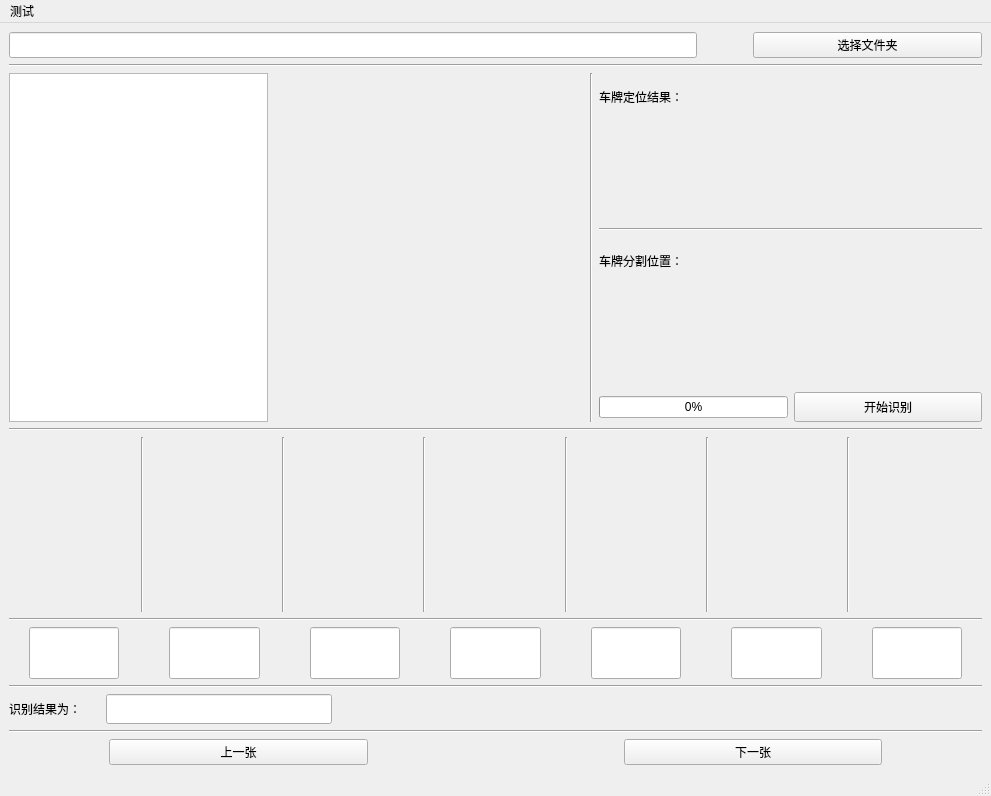
First picture: the form in src/ui/my_ui_mainwindow.ui, repository xmujin/CLP-Recognition, before the edit.
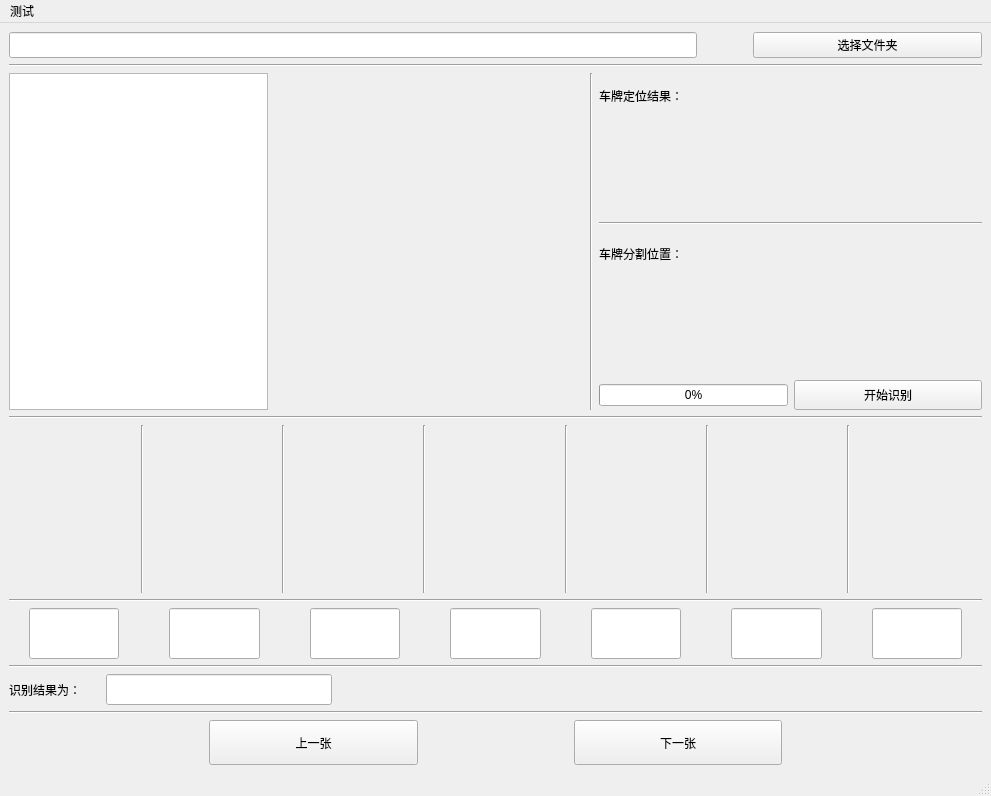
Second picture: the form after the edit.

What changed in the file:
```diff
--- a/src/ui/my_ui_mainwindow.ui
+++ b/src/ui/my_ui_mainwindow.ui
@@ -329,7 +329,7 @@
         <property name="font">
          <font>
           <family>微软雅黑</family>
-          <pointsize>10</pointsize>
+          <pointsize>15</pointsize>
          </font>
         </property>
         <property name="text">
@@ -357,7 +357,7 @@
         <property name="font">
          <font>
           <family>微软雅黑</family>
-          <pointsize>10</pointsize>
+          <pointsize>15</pointsize>
          </font>
         </property>
         <property name="alignment">
@@ -379,7 +379,7 @@
         <property name="font">
          <font>
           <family>微软雅黑</family>
-          <pointsize>10</pointsize>
+          <pointsize>15</pointsize>
          </font>
         </property>
         <property name="alignment">
@@ -401,7 +401,7 @@
         <property name="font">
          <font>
           <family>微软雅黑</family>
-          <pointsize>10</pointsize>
+          <pointsize>15</pointsize>
          </font>
         </property>
         <property name="alignment">
@@ -423,7 +423,7 @@
         <property name="font">
          <font>
           <family>微软雅黑</family>
-          <pointsize>10</pointsize>
+          <pointsize>15</pointsize>
          </font>
         </property>
         <property name="alignment">
@@ -445,7 +445,7 @@
         <property name="font">
          <font>
           <family>微软雅黑</family>
-          <pointsize>10</pointsize>
+          <pointsize>15</pointsize>
          </font>
         </property>
         <property name="alignment">
@@ -467,7 +467,7 @@
         <property name="font">
          <font>
           <family>微软雅黑</family>
-          <pointsize>10</pointsize>
+          <pointsize>15</pointsize>
          </font>
         </property>
         <property name="alignment">
@@ -519,6 +519,12 @@
           <height>30</height>
          </size>
         </property>
+        <property name="font">
+         <font>
+          <family>Adobe Arabic</family>
+          <pointsize>12</pointsize>
+         </font>
+        </property>
         <property name="readOnly">
          <bool>true</bool>
         </property>
@@ -558,7 +564,7 @@
         </property>
         <property name="sizeHint" stdset="0">
          <size>
-          <width>100</width>
+          <width>200</width>
           <height>20</height>
          </size>
         </property>
@@ -572,6 +578,12 @@
           <verstretch>0</verstretch>
          </sizepolicy>
         </property>
+        <property name="minimumSize">
+         <size>
+          <width>0</width>
+          <height>45</height>
+         </size>
+        </property>
         <property name="text">
          <string>上一张</string>
         </property>
@@ -582,9 +594,12 @@
         <property name="orientation">
          <enum>Qt::Horizontal</enum>
         </property>
+        <property name="sizeType">
+         <enum>QSizePolicy::Preferred</enum>
+        </property>
         <property name="sizeHint" stdset="0">
          <size>
-          <width>250</width>
+          <width>150</width>
           <height>20</height>
          </size>
         </property>
@@ -610,7 +625,7 @@
         </property>
         <property name="sizeHint" stdset="0">
          <size>
-          <width>100</width>
+          <width>200</width>
           <height>20</height>
          </size>
         </property>
```
Left out of the diff: 51 changed lines with no effect on the pictures.
